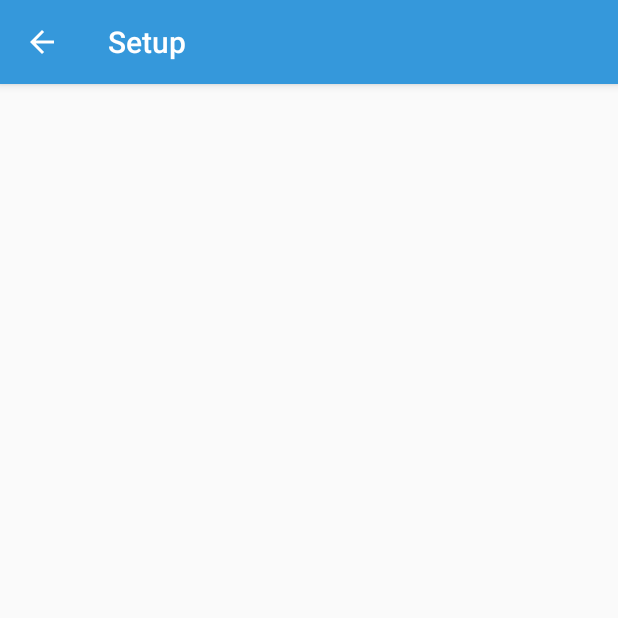
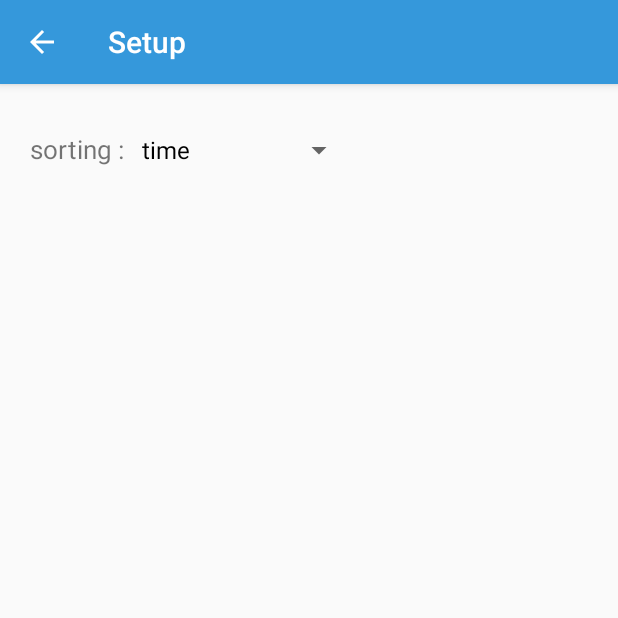
Before and after one commit to songmho/Saylog, an Android app: the SetupActivity screen opened directly, with no data from a screen before it, on a phone screen of 412 x 824 dp, the top half of it. Run offline under Robolectric (Android 15) with nearby library versions, the phone set to English and light mode, and no system bars.

Commit message:
Mypage 생성. setupactivity에 spinner추가. detailactivity에 progressbar추가

```diff
--- a/app/build.gradle
+++ b/app/build.gradle
@@ -8,7 +8,7 @@ android {
         minSdkVersion 11
         targetSdkVersion 21
         versionCode 2
-        versionName "0.70"
+        versionName "0.80"
     }
 
     signingConfigs{
--- a/app/src/main/AndroidManifest.xml
+++ b/app/src/main/AndroidManifest.xml
@@ -58,6 +58,12 @@
                 android:name="android.support.PARENT_ACTIVITY"
                 android:value=".MainActivity"/>
             </activity>
+        <activity android:name=".MypageActivity"
+            android:screenOrientation="portrait">
+            <meta-data
+                android:name="android.support.PARENT_ACTIVITY"
+                android:value=".MainActivity"/>
+            </activity>
     </application>
 
 </manifest>
--- a/app/src/main/java/com/songmho/saylog/ListFragment.java
+++ b/app/src/main/java/com/songmho/saylog/ListFragment.java
@@ -43,7 +43,7 @@ public class ListFragment extends Fragment {
         recyclerView=(RecyclerView)cur_container.findViewById(R.id.my_recycler_view);
         swiperefresh=(SwipeRefreshLayout)cur_container.findViewById(R.id.swiperefresh);
 
-        class_name=getpref();
+        class_name= getClassname();
 
         recyclerView.setHasFixedSize(true);
         layoutManager=new LinearLayoutManager(getActivity());
@@ -64,7 +64,7 @@ public class ListFragment extends Fragment {
         makingList();
     }
 
-    private String getpref() {
+    private String getClassname() {
         String class_name;
         SharedPreferences pref=getActivity().getSharedPreferences("login_info", Context.MODE_PRIVATE);
         class_name=pref.getString("classname","");
--- a/app/src/main/java/com/songmho/saylog/SetupActivity.java
+++ b/app/src/main/java/com/songmho/saylog/SetupActivity.java
@@ -1,8 +1,15 @@
 package com.songmho.saylog;
 
+import android.content.Context;
+import android.content.SharedPreferences;
 import android.graphics.drawable.ColorDrawable;
 import android.os.Bundle;
 import android.support.v7.app.ActionBarActivity;
+import android.util.Log;
+import android.view.View;
+import android.widget.AdapterView;
+import android.widget.ArrayAdapter;
+import android.widget.Spinner;
 
 /**
  * Created by songmho on 2015-02-19.
@@ -13,9 +20,78 @@ public class SetupActivity extends ActionBarActivity {
         super.onCreate(savedInstanceState);
         setContentView(R.layout.activity_setup);
 
+        //actionbar 설정
         getSupportActionBar().setDisplayHomeAsUpEnabled(true);
         getSupportActionBar().setTitle("Setup");
         getSupportActionBar().setBackgroundDrawable(new ColorDrawable(0xff3598db));
 
+        //view 초기화
+        final Spinner spinner=(Spinner)findViewById(R.id.spinner);
+        ArrayAdapter<CharSequence> adapter=ArrayAdapter.createFromResource(this,R.array.list,android.R.layout.simple_spinner_dropdown_item);
+        adapter.setDropDownViewResource(android.R.layout.simple_spinner_dropdown_item);
+        spinner.setSelection(2);
+        Log.d("df",""+getSort());
+
+        //Adapter 설정
+        spinner.setAdapter(adapter);
+        spinner.setOnItemSelectedListener(new AdapterView.OnItemSelectedListener() {
+            @Override
+            public void onItemSelected(AdapterView<?> parent, View view, int position, long id) {
+
+                switch (position){
+                    case 0:
+                        setSort(0);
+                        spinner.setSelection(0);
+                        break;
+                    case 1:
+                        spinner.setSelection(1);
+                        setSort(1);
+                        break;
+                    case 2:
+                        spinner.setSelection(2);
+                        setSort(2);
+                        break;
+                }
+            }
+
+            @Override
+            public void onNothingSelected(AdapterView<?> parent) {
+
+            }
+        });
     }
+
+    private void setSort(int i) {
+        SharedPreferences pref_login=getSharedPreferences("login_info",MODE_PRIVATE);
+        final SharedPreferences.Editor editor=pref_login.edit();
+        switch (i){
+            case 0:
+                editor.putString("sorting","time");
+                break;
+            case 1:
+                editor.putString("sorting","saying");
+                break;
+            case 2:
+                editor.putString("sorting","source");
+                break;
+        }
+        editor.commit();
+    }
+
+    private int getSort() {
+        String sort;
+        SharedPreferences pref=getSharedPreferences("login_info", Context.MODE_PRIVATE);
+        sort=pref.getString("sorting","");
+        switch (sort) {
+            case "time":
+                return 0;
+            case "saying":
+                return 1;
+            case "source":
+                return 2;
+            default:
+                return -1;
+        }
+    }
+
 }
--- a/app/src/main/res/layout/activity_setup.xml
+++ b/app/src/main/res/layout/activity_setup.xml
@@ -1,6 +1,22 @@
 <?xml version="1.0" encoding="utf-8"?>
 <LinearLayout xmlns:android="http://schemas.android.com/apk/res/android"
     android:orientation="vertical" android:layout_width="match_parent"
-    android:layout_height="match_parent">
+    android:layout_height="match_parent"
+    android:layout_margin="20dp">
+    <LinearLayout
+        android:layout_width="match_parent"
+        android:layout_height="wrap_content"
+        android:orientation="horizontal">
+        <TextView
+            android:layout_width="wrap_content"
+            android:layout_height="wrap_content"
+            android:text="sorting : "
+            android:textSize="17dp"/>
+        <Spinner
+            android:id="@+id/spinner"
+            android:layout_width="150dp"
+            android:layout_height="wrap_content"/>
+        </LinearLayout>
+
 
 </LinearLayout>
--- /dev/null
+++ b/app/src/main/res/values/setup_spinner.xml
@@ -0,0 +1,8 @@
+<?xml version="1.0" encoding="utf-8"?>
+<resources>
+    <string-array name="list">
+        <item>time</item>
+        <item>saying</item>
+        <item>source</item>
+    </string-array>
+</resources>
```
Also changed, not shown: app/src/main/java/com/songmho/saylog/DetailActivity.java (+30 -7 lines), app/src/main/java/com/songmho/saylog/MainActivity.java (+5 -5 lines), app/src/main/java/com/songmho/saylog/MypageActivity.java (added, +59 -0 lines), app/src/main/java/com/songmho/saylog/RecyclerAdapter.java (+8 -2 lines), app/src/main/res/layout/activity_detail.xml (+14 -5 lines), app/src/main/res/layout/activity_mypage.xml (added, +34 -0 lines), 1 other file.
